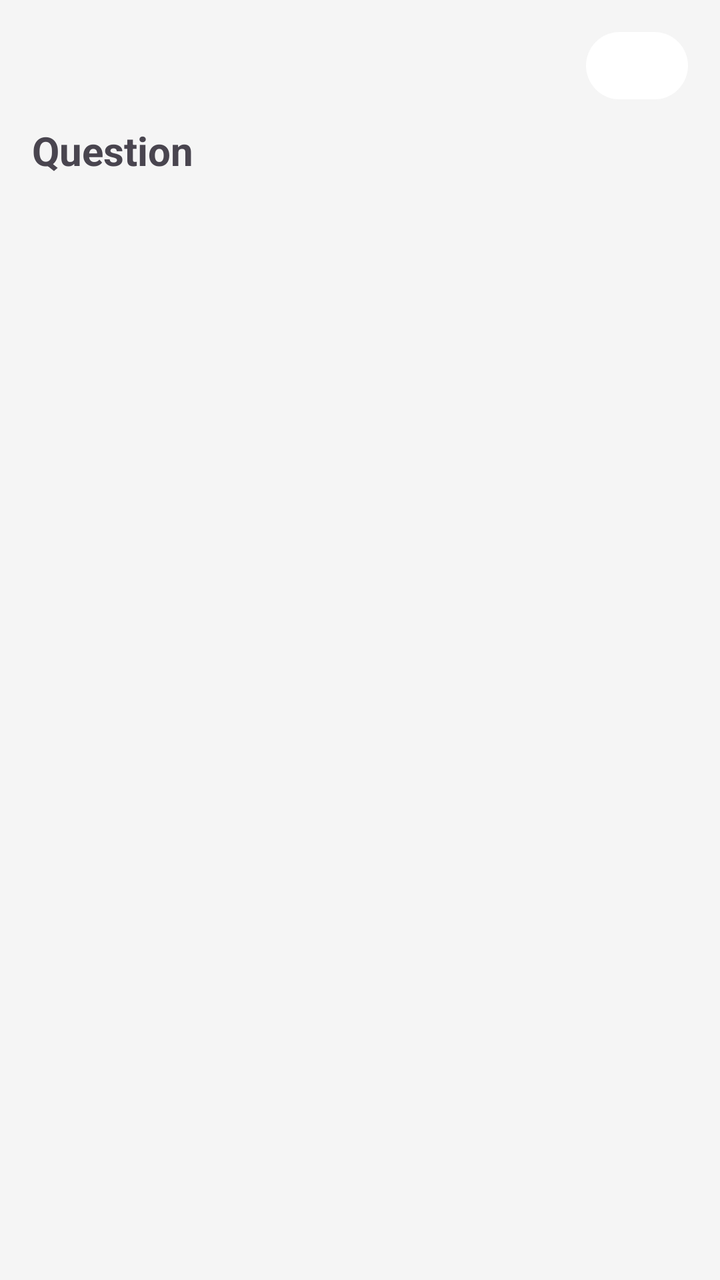
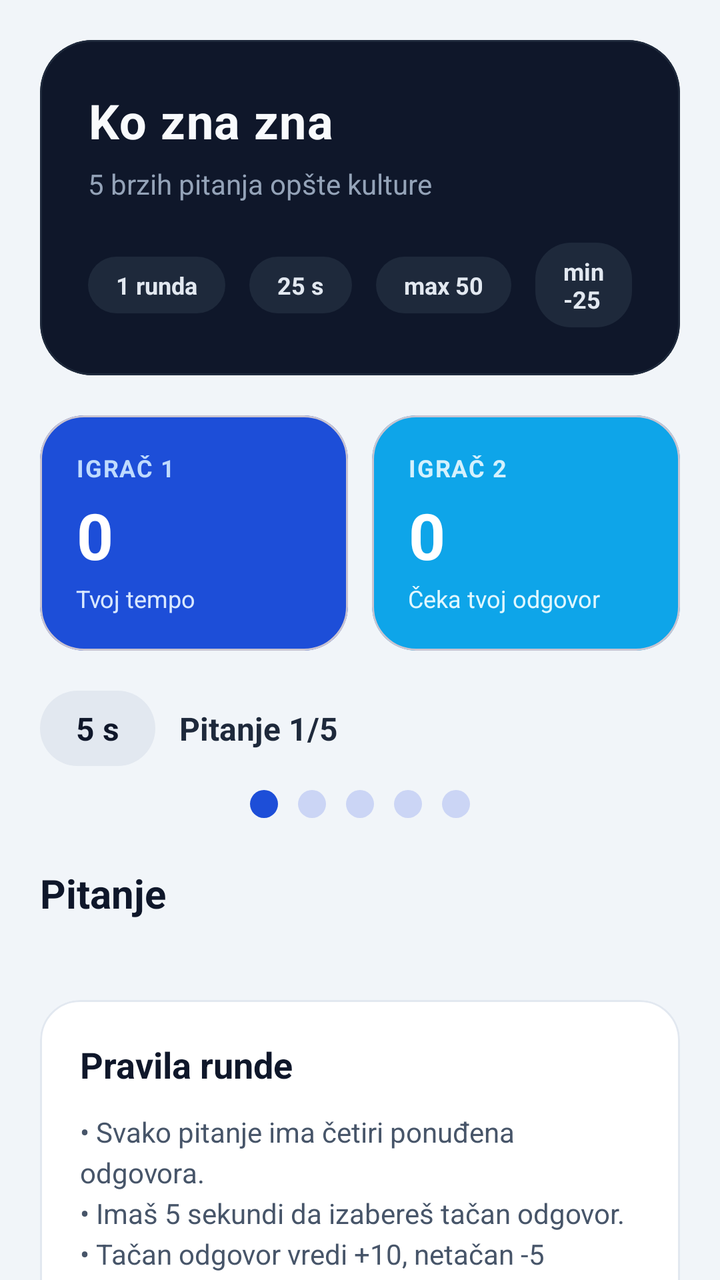

Before-and-after screenshots of an Android layout around one commit, followed by the original layout XML and the change that was made.
<!-- AndroidManifest.xml: application theme Theme.MyApplication -->
<!-- res/layout/fragment_quiz.xml -->
<?xml version="1.0" encoding="utf-8"?>
<LinearLayout xmlns:android="http://schemas.android.com/apk/res/android"
    android:layout_width="match_parent"
    android:layout_height="match_parent"
    android:orientation="vertical"
    android:padding="16dp"
    android:background="#F5F5F5">

    <TextView
        android:id="@+id/tvQuizTimer"
        android:layout_width="wrap_content"
        android:layout_height="wrap_content"
        android:text="25s"
        android:textStyle="bold"
        android:textSize="16sp"
        android:background="@drawable/bg_timer_pill"
        android:textColor="@color/white"
        android:paddingLeft="12dp"
        android:paddingRight="12dp"
        android:paddingTop="6dp"
        android:paddingBottom="6dp"
        android:layout_gravity="end"
        android:layout_marginBottom="12dp"/>

    <TextView
        android:id="@+id/tvQuizQuestion"
        android:layout_width="match_parent"
        android:layout_height="wrap_content"
        android:text="Question"
        android:textSize="20sp"
        android:textStyle="bold"
        android:layout_marginBottom="12dp"/>

    <LinearLayout
        android:id="@+id/layoutQuizAnswers"
        android:layout_width="match_parent"
        android:layout_height="wrap_content"
        android:orientation="vertical"
        android:divider="@android:color/transparent"
        android:showDividers="middle"
        android:dividerPadding="8dp"/>

    <TextView
        android:id="@+id/tvQuizResult"
        android:layout_width="wrap_content"
        android:layout_height="wrap_content"
        android:text=""
        android:textStyle="bold"
        android:textSize="16sp"
        android:textColor="#333"
        android:visibility="gone"
        android:layout_marginTop="12dp"/>

</LinearLayout>
<!-- resources referenced by this layout -->
<resources>
  <color name="white">#FFFFFFFF</color>
  <!-- drawable bg_timer_pill (drawable) -->
  <?xml version="1.0" encoding="utf-8"?>
  <shape xmlns:android="http://schemas.android.com/apk/res/android"
      android:shape="rectangle">
      <solid android:color="#FFFFFF" />
      <corners android:radius="20dp" />
  </shape>
  <style name="Theme.MyApplication" parent="Base.Theme.MyApplication" />
  <style name="Base.Theme.MyApplication" parent="Theme.Material3.DayNight.NoActionBar">
          
          
      </style>
</resources>

<!-- the commit's change to res/layout/fragment_quiz.xml (unified diff, before → after) -->
@@ -1,54 +1,372 @@
 <?xml version="1.0" encoding="utf-8"?>
-<LinearLayout xmlns:android="http://schemas.android.com/apk/res/android"
+<androidx.core.widget.NestedScrollView xmlns:android="http://schemas.android.com/apk/res/android"
+    xmlns:app="http://schemas.android.com/apk/res-auto"
     android:layout_width="match_parent"
     android:layout_height="match_parent"
-    android:orientation="vertical"
-    android:padding="16dp"
-    android:background="#F5F5F5">
-
-    <TextView
-        android:id="@+id/tvQuizTimer"
-        android:layout_width="wrap_content"
-        android:layout_height="wrap_content"
-        android:text="25s"
-        android:textStyle="bold"
-        android:textSize="16sp"
-        android:background="@drawable/bg_timer_pill"
-        android:textColor="@color/white"
-        android:paddingLeft="12dp"
-        android:paddingRight="12dp"
-        android:paddingTop="6dp"
-        android:paddingBottom="6dp"
-        android:layout_gravity="end"
-        android:layout_marginBottom="12dp"/>
-
-    <TextView
-        android:id="@+id/tvQuizQuestion"
-        android:layout_width="match_parent"
-        android:layout_height="wrap_content"
-        android:text="Question"
-        android:textSize="20sp"
-        android:textStyle="bold"
-        android:layout_marginBottom="12dp"/>
+    android:background="#F1F5F9"
+    android:fillViewport="true">
 
     <LinearLayout
-        android:id="@+id/layoutQuizAnswers"
         android:layout_width="match_parent"
         android:layout_height="wrap_content"
         android:orientation="vertical"
-        android:divider="@android:color/transparent"
-        android:showDividers="middle"
-        android:dividerPadding="8dp"/>
-
-    <TextView
-        android:id="@+id/tvQuizResult"
-        android:layout_width="wrap_content"
-        android:layout_height="wrap_content"
-        android:text=""
-        android:textStyle="bold"
-        android:textSize="16sp"
-        android:textColor="#333"
-        android:visibility="gone"
-        android:layout_marginTop="12dp"/>
-
-</LinearLayout>
+        android:padding="20dp"
+        android:gravity="center_horizontal">
+
+        <com.google.android.material.card.MaterialCardView
+            android:layout_width="match_parent"
+            android:layout_height="wrap_content"
+            android:layout_marginBottom="20dp"
+            app:cardBackgroundColor="#0F172A"
+            app:cardCornerRadius="26dp"
+            app:cardElevation="0dp"
+            app:strokeColor="#1E293B"
+            app:strokeWidth="1dp">
+
+            <LinearLayout
+                android:layout_width="match_parent"
+                android:layout_height="wrap_content"
+                android:orientation="vertical"
+                android:padding="24dp">
+
+                <TextView
+                    android:id="@+id/tvQuizTitle"
+                    android:layout_width="wrap_content"
+                    android:layout_height="wrap_content"
+                    android:text="Ko zna zna"
+                    android:textColor="#F8FAFC"
+                    android:textSize="24sp"
+                    android:textStyle="bold"
+                    android:letterSpacing="0.02"
+                    android:layout_marginBottom="6dp"/>
+
+                <TextView
+                    android:id="@+id/tvQuizSubtitle"
+                    android:layout_width="wrap_content"
+                    android:layout_height="wrap_content"
+                    android:text="5 brzih pitanja opšte kulture"
+                    android:textColor="#94A3B8"
+                    android:textSize="14sp"
+                    android:layout_marginBottom="16dp"/>
+
+                <LinearLayout
+                    android:id="@+id/layoutQuizMeta"
+                    android:layout_width="match_parent"
+                    android:layout_height="wrap_content"
+                    android:orientation="horizontal"
+                    android:gravity="center_vertical"
+                    android:layout_marginTop="4dp">
+
+                    <TextView
+                        android:layout_width="wrap_content"
+                        android:layout_height="wrap_content"
+                        android:layout_marginEnd="12dp"
+                        android:background="@drawable/bg_quiz_meta_chip"
+                        android:paddingStart="14dp"
+                        android:paddingEnd="14dp"
+                        android:paddingTop="6dp"
+                        android:paddingBottom="6dp"
+                        android:text="1 runda"
+                        android:textColor="#E2E8F0"
+                        android:textSize="12sp"
+                        android:textStyle="bold"/>
+
+                    <TextView
+                        android:layout_width="wrap_content"
+                        android:layout_height="wrap_content"
+                        android:layout_marginEnd="12dp"
+                        android:background="@drawable/bg_quiz_meta_chip"
+                        android:paddingStart="14dp"
+                        android:paddingEnd="14dp"
+                        android:paddingTop="6dp"
+                        android:paddingBottom="6dp"
+                        android:text="25 s"
+                        android:textColor="#E2E8F0"
+                        android:textSize="12sp"
+                        android:textStyle="bold"/>
+
+                    <TextView
+                        android:layout_width="wrap_content"
+                        android:layout_height="wrap_content"
+                        android:layout_marginEnd="12dp"
+                        android:background="@drawable/bg_quiz_meta_chip"
+                        android:paddingStart="14dp"
+                        android:paddingEnd="14dp"
+                        android:paddingTop="6dp"
+                        android:paddingBottom="6dp"
+                        android:text="max 50"
+                        android:textColor="#E2E8F0"
+                        android:textSize="12sp"
+                        android:textStyle="bold"/>
+
+                    <TextView
+                        android:layout_width="wrap_content"
+                        android:layout_height="wrap_content"
+                        android:background="@drawable/bg_quiz_meta_chip"
+                        android:paddingStart="14dp"
+                        android:paddingEnd="14dp"
+                        android:paddingTop="6dp"
+                        android:paddingBottom="6dp"
+                        android:text="min -25"
+                        android:textColor="#E2E8F0"
+                        android:textSize="12sp"
+                        android:textStyle="bold"/>
+
+                </LinearLayout>
+
+            </LinearLayout>
+
+        </com.google.android.material.card.MaterialCardView>
+
+        <LinearLayout
+            android:layout_width="match_parent"
+            android:layout_height="wrap_content"
+            android:orientation="horizontal"
+            android:weightSum="2"
+            android:layout_marginBottom="20dp">
+
+            <com.google.android.material.card.MaterialCardView
+                android:layout_width="0dp"
+                android:layout_height="wrap_content"
+                android:layout_marginEnd="12dp"
+                android:layout_weight="1"
+                app:cardBackgroundColor="#1D4ED8"
+                app:cardCornerRadius="22dp"
+                app:cardElevation="0dp">
+
+                <LinearLayout
+                    android:layout_width="match_parent"
+                    android:layout_height="wrap_content"
+                    android:orientation="vertical"
+                    android:padding="18dp">
+
+                    <TextView
+                        android:layout_width="wrap_content"
+                        android:layout_height="wrap_content"
+                        android:text="IGRAČ 1"
+                        android:textColor="#BFDBFE"
+                        android:textSize="12sp"
+                        android:textStyle="bold"
+                        android:letterSpacing="0.05"
+                        android:layout_marginBottom="4dp"/>
+
+                    <TextView
+                        android:id="@+id/tvPlayerOneScore"
+                        android:layout_width="wrap_content"
+                        android:layout_height="wrap_content"
+                        android:text="0"
+                        android:textColor="#FFFFFF"
+                        android:textSize="32sp"
+                        android:textStyle="bold"
+                        android:letterSpacing="0.02"
+                        android:layout_marginBottom="2dp"/>
+
+                    <TextView
+                        android:id="@+id/tvPlayerOneTag"
+                        android:layout_width="wrap_content"
+                        android:layout_height="wrap_content"
+                        android:text="Tvoj tempo"
+                        android:textColor="#D9E8FF"
+                        android:textSize="12sp"/>
+
+                </LinearLayout>
+
+            </com.google.android.material.card.MaterialCardView>
+
+            <com.google.android.material.card.MaterialCardView
+                android:layout_width="0dp"
+                android:layout_height="wrap_content"
+                android:layout_weight="1"
+                app:cardBackgroundColor="#0EA5E9"
+                app:cardCornerRadius="22dp"
+                app:cardElevation="0dp">
+
+                <LinearLayout
+                    android:layout_width="match_parent"
+                    android:layout_height="wrap_content"
+                    android:orientation="vertical"
+                    android:padding="18dp">
+
+                    <TextView
+                        android:layout_width="wrap_content"
+                        android:layout_height="wrap_content"
+                        android:text="IGRAČ 2"
+                        android:textColor="#D4F1FD"
+                        android:textSize="12sp"
+                        android:textStyle="bold"
+                        android:letterSpacing="0.05"
+                        android:layout_marginBottom="4dp"/>
+
+                    <TextView
+                        android:id="@+id/tvPlayerTwoScore"
+                        android:layout_width="wrap_content"
+                        android:layout_height="wrap_content"
+                        android:text="0"
+                        android:textColor="#FFFFFF"
+                        android:textSize="32sp"
+                        android:textStyle="bold"
+                        android:letterSpacing="0.02"
+                        android:layout_marginBottom="2dp"/>
+
+                    <TextView
+                        android:id="@+id/tvPlayerTwoTag"
+                        android:layout_width="wrap_content"
+                        android:layout_height="wrap_content"
+                        android:text="Čeka tvoj odgovor"
+                        android:textColor="#E0F7FE"
+                        android:textSize="12sp"/>
+
+                </LinearLayout>
+
+            </com.google.android.material.card.MaterialCardView>
+
+        </LinearLayout>
+
+        <LinearLayout
+            android:layout_width="match_parent"
+            android:layout_height="wrap_content"
+            android:layout_marginBottom="12dp"
+            android:gravity="center_vertical"
+            android:orientation="horizontal">
+
+            <TextView
+                android:id="@+id/tvQuizTimer"
+                android:layout_width="wrap_content"
+                android:layout_height="wrap_content"
+                android:background="@drawable/bg_quiz_timer"
+                android:paddingStart="18dp"
+                android:paddingEnd="18dp"
+                android:paddingTop="8dp"
+                android:paddingBottom="8dp"
+                android:text="5 s"
+                android:textColor="#0F172A"
+                android:textSize="16sp"
+                android:textStyle="bold"
+                android:layout_marginEnd="12dp"/>
+
+            <TextView
+                android:id="@+id/tvQuizQuestionCounter"
+                android:layout_width="wrap_content"
+                android:layout_height="wrap_content"
+                android:text="Pitanje 1/5"
+                android:textColor="#1E293B"
+                android:textSize="16sp"
+                android:textStyle="bold"/>
+
+        </LinearLayout>
+
+        <LinearLayout
+            android:id="@+id/layoutQuizProgress"
+            android:layout_width="wrap_content"
+            android:layout_height="wrap_content"
+            android:orientation="horizontal"
+            android:gravity="center_vertical"
+            android:layout_marginBottom="24dp">
+
+            <View
+                android:id="@+id/progressDot1"
+                android:layout_width="14dp"
+                android:layout_height="14dp"
+                android:background="@drawable/bg_quiz_progress_active"
+                android:layout_marginEnd="10dp"/>
+
+            <View
+                android:id="@+id/progressDot2"
+                android:layout_width="14dp"
+                android:layout_height="14dp"
+                android:background="@drawable/bg_quiz_progress_inactive"
+                android:layout_marginEnd="10dp"/>
+
+            <View
+                android:id="@+id/progressDot3"
+                android:layout_width="14dp"
+                android:layout_height="14dp"
+                android:background="@drawable/bg_quiz_progress_inactive"
+                android:layout_marginEnd="10dp"/>
+
+            <View
+                android:id="@+id/progressDot4"
+                android:layout_width="14dp"
+                android:layout_height="14dp"
+                android:background="@drawable/bg_quiz_progress_inactive"
+                android:layout_marginEnd="10dp"/>
+
+            <View
+                android:id="@+id/progressDot5"
+                android:layout_width="14dp"
+                android:layout_height="14dp"
+                android:background="@drawable/bg_quiz_progress_inactive"/>
+
+        </LinearLayout>
+
+        <TextView
+            android:id="@+id/tvQuizQuestion"
+            android:layout_width="match_parent"
+            android:layout_height="wrap_content"
+            android:text="Pitanje"
+            android:textColor="#0F172A"
+            android:textSize="20sp"
+            android:textStyle="bold"
+            android:layout_marginBottom="16dp"/>
+
+        <LinearLayout
+            android:id="@+id/layoutQuizAnswers"
+            android:layout_width="match_parent"
+            android:layout_height="wrap_content"
+            android:orientation="vertical"
+            android:divider="@android:color/transparent"
+            android:showDividers="middle"
+            android:dividerPadding="12dp"/>
+
+        <TextView
+            android:id="@+id/tvQuizResult"
+            android:layout_width="match_parent"
+            android:layout_height="wrap_content"
+            android:layout_marginTop="20dp"
+            android:text=""
+            android:textColor="#1E293B"
+            android:textSize="16sp"
+            android:textStyle="bold"
+            android:visibility="gone"/>
+
+        <com.google.android.material.card.MaterialCardView
+            android:layout_width="match_parent"
+            android:layout_height="wrap_content"
+            android:layout_marginTop="24dp"
+            android:layout_marginBottom="16dp"
+            app:cardBackgroundColor="#FFFFFF"
+            app:cardCornerRadius="20dp"
+            app:cardElevation="0dp"
+            app:strokeColor="#E2E8F0"
+            app:strokeWidth="1dp">
+
+            <LinearLayout
+                android:layout_width="match_parent"
+                android:layout_height="wrap_content"
+                android:orientation="vertical"
+                android:padding="20dp">
+
+                <TextView
+                    android:layout_width="wrap_content"
+                    android:layout_height="wrap_content"
+                    android:text="Pravila runde"
+                    android:textColor="#0F172A"
+                    android:textSize="18sp"
+                    android:textStyle="bold"
+                    android:layout_marginBottom="12dp"/>
+
+                <TextView
+                    android:layout_width="match_parent"
+                    android:layout_height="wrap_content"
+                    android:lineSpacingExtra="4dp"
+                    android:text="• Svako pitanje ima četiri ponuđena odgovora.\n• Imaš 5 sekundi da izabereš tačan odgovor.\n• Tačan odgovor vredi +10, netačan -5 bodova.\n• Ako oba igrača pogode, bodove osvaja onaj ko je brži.\n• Propušteno pitanje donosi 0 bodova." 
+                    android:textColor="#475569"
+                    android:textSize="14sp"/>
+
+            </LinearLayout>
+
+        </com.google.android.material.card.MaterialCardView>
+
+    </LinearLayout>
+
+</androidx.core.widget.NestedScrollView>
<!-- resource entries referenced after the edit -->
@@ -1,11 +1,31 @@
 <!-- resources referenced by this layout -->
 <resources>
-  <color name="white">#FFFFFFFF</color>
-  <!-- drawable bg_timer_pill (drawable) -->
+  <!-- drawable bg_quiz_meta_chip (drawable) -->
   <?xml version="1.0" encoding="utf-8"?>
   <shape xmlns:android="http://schemas.android.com/apk/res/android"
       android:shape="rectangle">
-      <solid android:color="#FFFFFF" />
+      <solid android:color="#1E293B" />
+      <corners android:radius="18dp" />
+  </shape>
+  <!-- drawable bg_quiz_progress_active (drawable) -->
+  <?xml version="1.0" encoding="utf-8"?>
+  <shape xmlns:android="http://schemas.android.com/apk/res/android"
+      android:shape="oval">
+      <size android:width="14dp" android:height="14dp" />
+      <solid android:color="#1D4ED8" />
+  </shape>
+  <!-- drawable bg_quiz_progress_inactive (drawable) -->
+  <?xml version="1.0" encoding="utf-8"?>
+  <shape xmlns:android="http://schemas.android.com/apk/res/android"
+      android:shape="oval">
+      <size android:width="14dp" android:height="14dp" />
+      <solid android:color="#CBD5F5" />
+  </shape>
+  <!-- drawable bg_quiz_timer (drawable) -->
+  <?xml version="1.0" encoding="utf-8"?>
+  <shape xmlns:android="http://schemas.android.com/apk/res/android"
+      android:shape="rectangle">
+      <solid android:color="#E2E8F0" />
       <corners android:radius="20dp" />
   </shape>
   <style name="Theme.MyApplication" parent="Base.Theme.MyApplication" />
